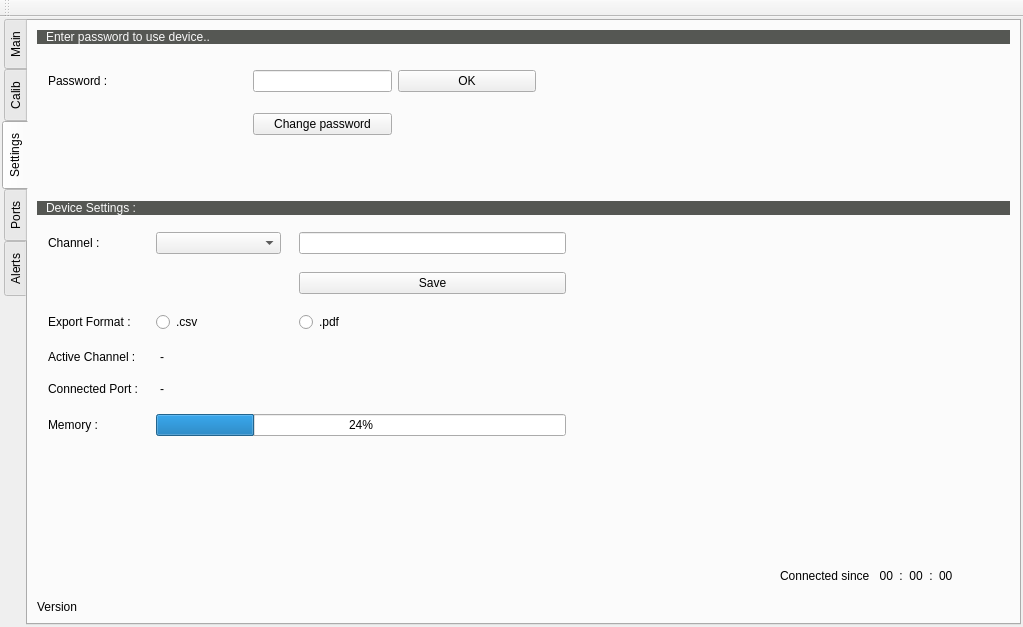
silozd/Data_Logger, file dlcalmenu.ui: the form before one commit.
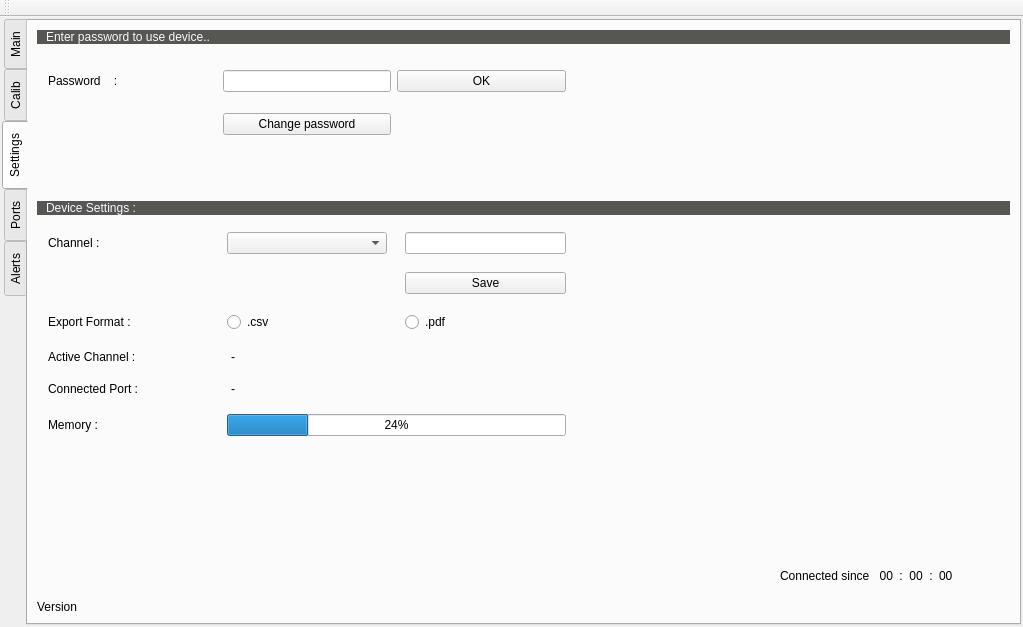
The form after the commit. The open tabs and pages were chosen to show the change.

```diff
--- a/dlcalmenu.ui
+++ b/dlcalmenu.ui
@@ -663,21 +663,20 @@
         </item>
         <item row="4" column="0">
          <widget class="QWidget" name="widget" native="true">
-          <layout class="QGridLayout" name="gridLayout_15" rowstretch="1,1,0,0,1,0" columnstretch="0,1,1,1">
+          <layout class="QGridLayout" name="gridLayout_15" rowstretch="1,1,1,0,0,1" columnstretch="1,1,1">
            <property name="spacing">
             <number>18</number>
            </property>
-           <item row="5" column="0">
-            <widget class="QLabel" name="label_28">
+           <item row="3" column="1" colspan="2">
+            <widget class="QLabel" name="activeChannels">
              <property name="text">
-              <string>Memory :</string>
+              <string>-</string>
              </property>
-            </widget>
-           </item>
-           <item row="2" column="1">
-            <widget class="QRadioButton" name="radioBtn_csv">
-             <property name="text">
-              <string>.csv</string>
+             <property name="alignment">
+              <set>Qt::AlignLeading|Qt::AlignLeft|Qt::AlignVCenter</set>
+             </property>
+             <property name="indent">
+              <number>4</number>
              </property>
             </widget>
            </item>
@@ -694,10 +693,10 @@
              </property>
             </widget>
            </item>
-           <item row="2" column="2">
-            <widget class="QRadioButton" name="radioBtn_pdf">
+           <item row="2" column="1">
+            <widget class="QRadioButton" name="radioBtn_csv">
              <property name="text">
-              <string>.pdf</string>
+              <string>.csv</string>
              </property>
             </widget>
            </item>
@@ -708,13 +707,26 @@
              </property>
             </widget>
            </item>
-           <item row="0" column="0">
-            <widget class="QLabel" name="label_22">
+           <item row="5" column="0">
+            <widget class="QLabel" name="label_28">
              <property name="text">
-              <string>Channel :</string>
+              <string>Memory :</string>
              </property>
             </widget>
            </item>
+           <item row="2" column="0">
+            <widget class="QLabel" name="label_23">
+             <property name="text">
+              <string>Export Format :</string>
+             </property>
+            </widget>
+           </item>
+           <item row="0" column="2">
+            <widget class="QLineEdit" name="channelName"/>
+           </item>
+           <item row="0" column="1">
+            <widget class="QComboBox" name="combo_channels"/>
+           </item>
            <item row="3" column="0">
             <widget class="QLabel" name="label_24">
              <property name="text">
@@ -722,105 +734,67 @@
              </property>
             </widget>
            </item>
-           <item row="2" column="0">
-            <widget class="QLabel" name="label_23">
+           <item row="1" column="2">
+            <widget class="QPushButton" name="btn_saveChn">
              <property name="text">
-              <string>Export Format :</string>
+              <string>Save</string>
              </property>
             </widget>
            </item>
-           <item row="3" column="1" colspan="2">
-            <widget class="QLabel" name="activeChannels">
+           <item row="2" column="2">
+            <widget class="QRadioButton" name="radioBtn_pdf">
              <property name="text">
-              <string>-</string>
+              <string>.pdf</string>
              </property>
-             <property name="alignment">
-              <set>Qt::AlignLeading|Qt::AlignLeft|Qt::AlignVCenter</set>
+            </widget>
+           </item>
+           <item row="0" column="0">
+            <widget class="QLabel" name="label_22">
+             <property name="text">
+              <string>Channel :</string>
              </property>
-             <property name="indent">
-              <number>4</number>
-             </property>
             </widget>
            </item>
-           <item row="5" column="1" colspan="3">
+           <item row="5" column="1" colspan="2">
             <widget class="QProgressBar" name="memory">
              <property name="value">
               <number>24</number>
              </property>
             </widget>
            </item>
-           <item row="0" column="1">
-            <widget class="QComboBox" name="combo_channels"/>
-           </item>
-           <item row="0" column="2" colspan="2">
-            <widget class="QLineEdit" name="channelName"/>
-           </item>
-           <item row="1" column="2" colspan="2">
-            <widget class="QPushButton" name="btn_saveChn">
-             <property name="text">
-              <string>Save</string>
-             </property>
-            </widget>
-           </item>
           </layout>
          </widget>
         </item>
-        <item row="1" column="0" colspan="3">
+        <item row="1" column="0">
          <widget class="QWidget" name="widget_2" native="true">
-          <layout class="QGridLayout" name="gridLayout_16" columnstretch="0,1,1,1,3">
+          <layout class="QGridLayout" name="gridLayout_16" columnstretch="1,1,1">
            <property name="verticalSpacing">
             <number>12</number>
            </property>
-           <item row="0" column="3">
+           <item row="0" column="0">
+            <widget class="QLabel" name="label_20">
+             <property name="text">
+              <string>Password    :     </string>
+             </property>
+            </widget>
+           </item>
+           <item row="0" column="1">
+            <widget class="QLineEdit" name="password"/>
+           </item>
+           <item row="0" column="2">
             <widget class="QPushButton" name="btn_password">
              <property name="text">
               <string>OK</string>
              </property>
             </widget>
            </item>
-           <item row="1" column="2">
+           <item row="1" column="1">
             <widget class="QPushButton" name="btn_newPassword">
              <property name="text">
               <string>Change password</string>
              </property>
             </widget>
            </item>
-           <item row="0" column="2">
-            <widget class="QLineEdit" name="password"/>
-           </item>
-           <item row="0" column="1">
-            <spacer name="horizontalSpacer_4">
-             <property name="orientation">
-              <enum>Qt::Horizontal</enum>
-             </property>
-             <property name="sizeHint" stdset="0">
-              <size>
-               <width>40</width>
-               <height>20</height>
-              </size>
-             </property>
-            </spacer>
-           </item>
-           <item row="0" column="0">
-            <widget class="QLabel" name="label_20">
-             <property name="text">
-              <string>Password :</string>
-             </property>
-            </widget>
-           </item>
-           <item row="0" column="4">
-            <spacer name="horizontalSpacer_5">
-             <property name="orientation">
-              <enum>Qt::Horizontal</enum>
-             </property>
-             <property name="sizeHint" stdset="0">
-              <size>
-               <width>40</width>
-               <height>20</height>
-              </size>
-             </property>
-            </spacer>
-           </item>
           </layout>
          </widget>
         </item>
```
Left out of the diff: 5 changed lines with no effect on the pictures.
